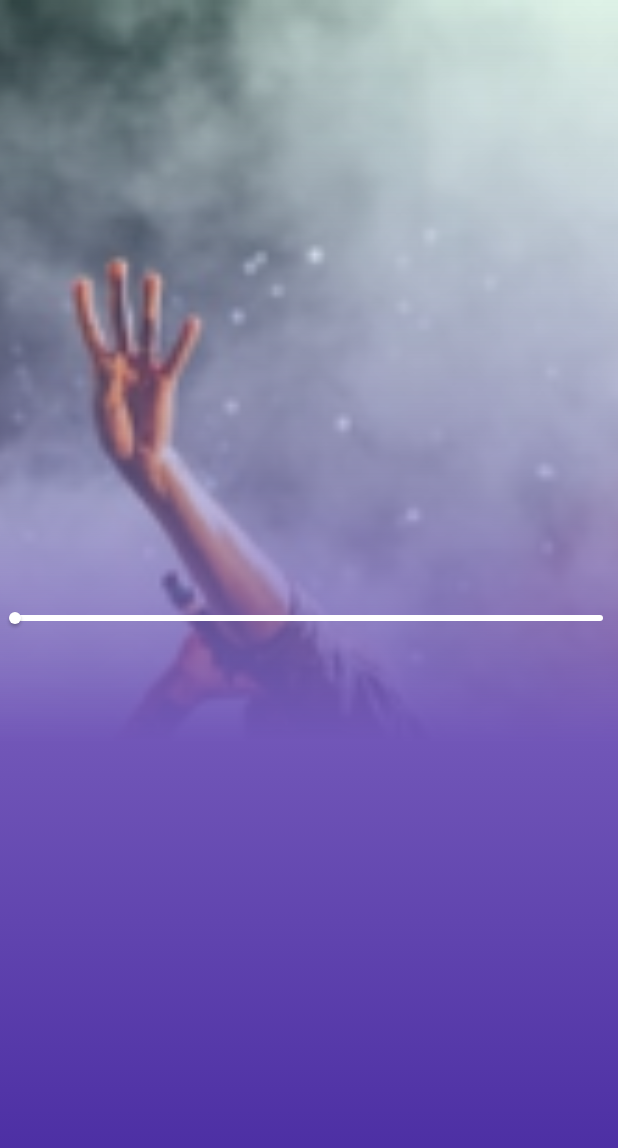
After one commit to Gegerout/fluttermedia_player, a Flutter app: the screen it shows after launch, on a phone screen of 412 x 824 dp. The commit adds this screen. Shown: the top 1148 px of the screen. Run offline on Flutter 3.47's test engine with Material 2 defaults, Android fonts, the light colour scheme and no system bars; our stand-ins replace get, just_audio, rxdart; missing offline and left inert: audio_session, just_audio_web.

Commit message:
Song slider

```diff
--- a/lib/main.dart
+++ b/lib/main.dart
@@ -23,7 +23,7 @@ class MyApp extends StatelessWidget {
           displayColor: Colors.white
         )
       ),
-      home: HomeScreen(),
+      home: SongScreen(),
       getPages: [
         GetPage(name: "/", page: () => HomeScreen()),
         GetPage(name: "/song", page: () => SongScreen()),
--- a/lib/screens/song_screen.dart
+++ b/lib/screens/song_screen.dart
@@ -1,10 +1,113 @@
 import 'package:flutter/material.dart';
+import 'package:just_audio/just_audio.dart';
+import 'package:media_player/models/song_model.dart';
+import 'package:media_player/widgets/seekbar.dart';
+import 'package:rxdart/rxdart.dart' as rxdart;
 
-class SongScreen extends StatelessWidget {
+class SongScreen extends StatefulWidget {
   const SongScreen({Key? key}) : super(key: key);
 
   @override
+  State<SongScreen> createState() => _SongScreenState();
+}
+
+class _SongScreenState extends State<SongScreen> {
+  AudioPlayer audioPlayer = AudioPlayer();
+  Song song = Song.songs[0];
+
+  @override
+  void initState() {
+    super.initState();
+
+    audioPlayer.setAudioSource(ConcatenatingAudioSource(
+        children: [
+          AudioSource.uri(Uri.parse("asset:///${song.url}"))
+        ]
+    ));
+  }
+
+  @override
+  void dispose() {
+    audioPlayer.dispose();
+    super.dispose();
+  }
+
+  Stream<SeekBarData> get _seekBarDataStream =>
+      rxdart.Rx.combineLatest2<Duration, Duration?, SeekBarData>(
+          audioPlayer.positionStream,
+          audioPlayer.durationStream,
+              (Duration position, Duration? duration) {
+            return SeekBarData(position, duration ?? Duration.zero);
+          }
+      );
+
+  @override
   Widget build(BuildContext context) {
-    return Scaffold();
+    return Scaffold(
+      appBar: AppBar(
+        backgroundColor: Colors.transparent,
+        elevation: 0,
+      ),
+      extendBodyBehindAppBar: true,
+      body: Stack(
+        fit: StackFit.expand,
+        children: [
+          Image.asset(
+            song.coverUrl,
+            fit: BoxFit.cover,
+          ),
+          const _BackgroundFilter(),
+          StreamBuilder<SeekBarData>(
+            stream: _seekBarDataStream,
+              builder: (context, snapshot) {
+              final positionData = snapshot.data;
+              return SeekBar(
+                  position: positionData?.position ?? Duration.zero,
+                  duration: positionData?.duration ?? Duration.zero,
+                onChangedEnd: audioPlayer.seek,
+              );
+              }
+          )
+        ],
+      ),
+    );
   }
 }
+
+class _BackgroundFilter extends StatelessWidget {
+  const _BackgroundFilter({
+    Key? key,
+  }) : super(key: key);
+
+  @override
+  Widget build(BuildContext context) {
+    return ShaderMask(
+      shaderCallback: (rect) {
+        return LinearGradient(
+            begin: Alignment.topCenter,
+            end: Alignment.bottomCenter,
+            colors: [
+              Colors.white,
+              Colors.white.withOpacity(0.5),
+              Colors.white.withOpacity(0)
+            ],
+            stops: const [
+              0.0,
+              0.4,
+              0.6
+            ]).createShader(rect);
+      },
+      blendMode: BlendMode.dstOut,
+      child: Container(
+        decoration: BoxDecoration(
+            gradient: LinearGradient(
+                begin: Alignment.topCenter,
+                end: Alignment.bottomCenter,
+                colors: [
+              Colors.deepPurple.shade200,
+              Colors.deepPurple.shade800
+            ])),
+      ),
+    );
+  }
+}
--- a/lib/widgets/playlist_card.dart
+++ b/lib/widgets/playlist_card.dart
@@ -48,7 +48,7 @@ class PlaylistCard extends StatelessWidget {
                   const SizedBox(height: 5,),
                   Text(
                     "${playlist.songs.length} песни",
-                    style: Theme.of(context).textTheme.bodyLarge!.copyWith(fontWeight: FontWeight.bold, color: Colors.black, fontSize: 12),
+                    style: Theme.of(context).textTheme.bodyLarge!.copyWith(fontWeight: FontWeight.bold, color: Colors.black, fontSize: 16),
                   )
                 ],
               ),
--- /dev/null
+++ b/lib/widgets/seekbar.dart
@@ -0,0 +1,71 @@
+import 'dart:math';
+
+import 'package:flutter/cupertino.dart';
+import 'package:flutter/material.dart';
+
+class SeekBarData {
+  final Duration position;
+  final Duration duration;
+
+  SeekBarData(this.position, this.duration);
+}
+
+class SeekBar extends StatefulWidget {
+  final Duration position;
+  final Duration duration;
+  final ValueChanged<Duration>? onChanged;
+  final ValueChanged<Duration>? onChangedEnd;
+
+  const SeekBar({Key? key, required this.position, required this.duration, this.onChanged, this.onChangedEnd}) : super(key: key);
+
+  @override
+  State<SeekBar> createState() => _SeekBarState();
+}
+
+class _SeekBarState extends State<SeekBar> {
+  double? _dragValue;
+
+  @override
+  Widget build(BuildContext context) {
+    return Row(
+      children: [
+        Expanded(
+          child: SliderTheme(
+            data: SliderTheme.of(context).copyWith(
+              trackHeight: 4,
+              thumbShape: const RoundSliderThumbShape(
+                disabledThumbRadius: 4,
+                enabledThumbRadius: 4
+              ),
+              overlayShape: const RoundSliderOverlayShape(
+                overlayRadius: 10
+              ),
+              activeTrackColor: Colors.white.withOpacity(0.2),
+              inactiveTrackColor: Colors.white,
+              thumbColor: Colors.white,
+              overlayColor: Colors.white
+            ),
+            child: Slider(
+                min: 0.0,
+                max: widget.duration.inMilliseconds.toDouble(),
+                value: min(_dragValue ?? widget.position.inMilliseconds.toDouble(), widget.duration.inMilliseconds.toDouble()),
+                onChanged: (value) {
+                  setState(() {
+                    _dragValue = value;
+                  });
+
+                  if(widget.onChanged != null) {
+                    widget.onChanged!(
+                      Duration(
+                        milliseconds: value.round(),
+                      ),
+                    );
+                  }
+                }
+            ),
+          ),
+        )
+      ],
+    );
+  }
+}
```
Also changed, not shown: pubspec.lock.
